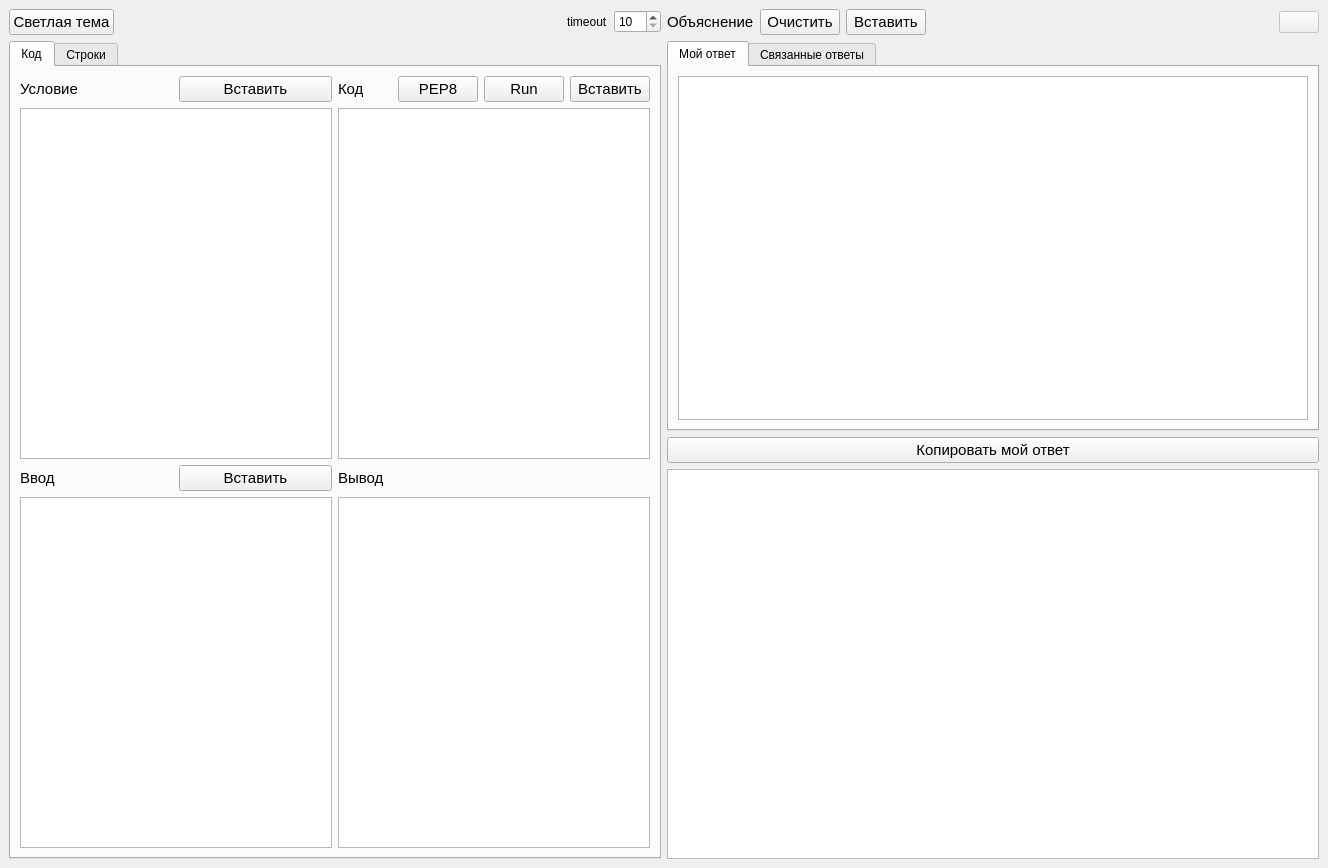
Qt form mainwindow.ui (grigvlwork/pool_feb_2024) before a commit.
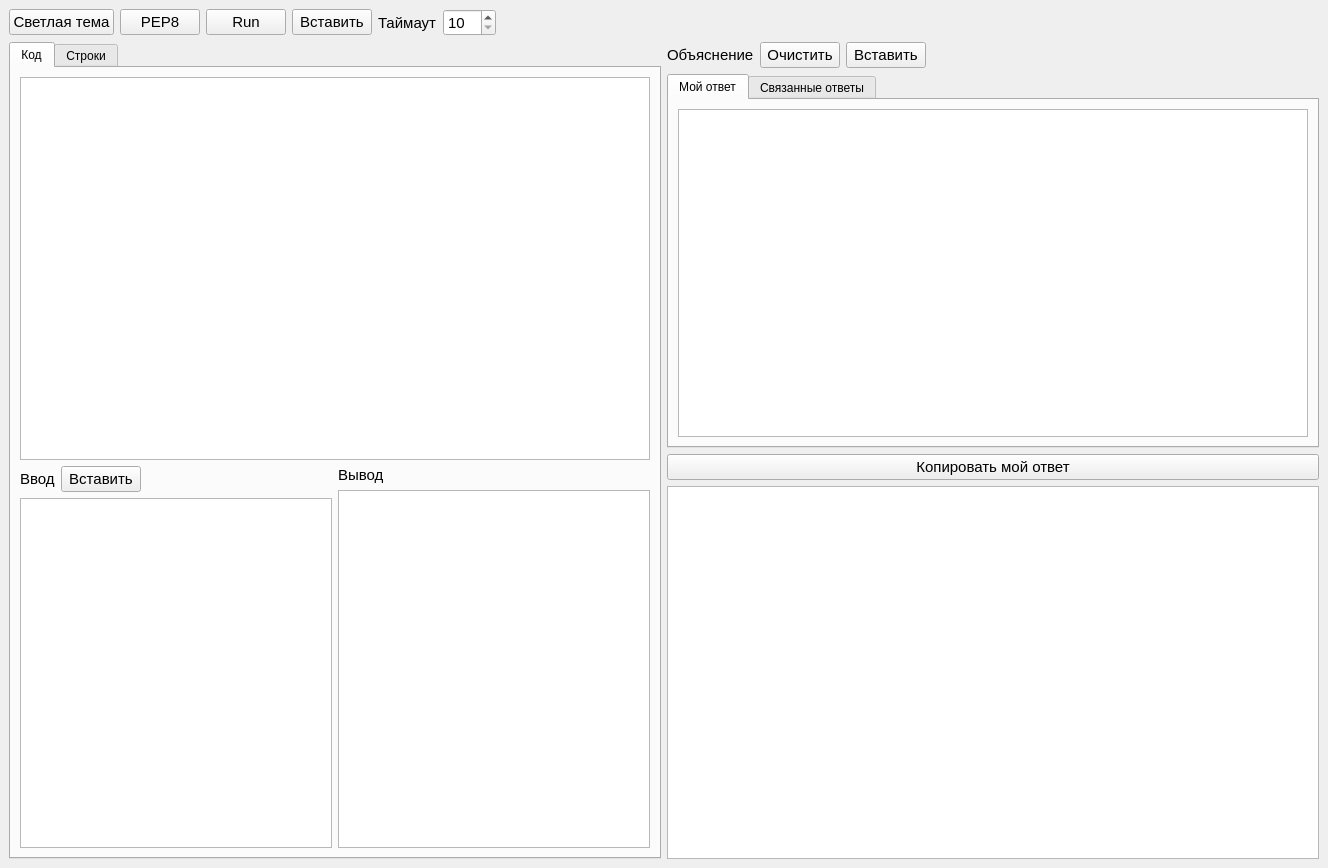
The same form after that commit. Icons and pictures are not drawn.

Commit message: убрал условие задачи из интерфейса

```diff
--- a/mainwindow.ui
+++ b/mainwindow.ui
@@ -14,9 +14,7 @@
    <string>Пул февраль 2024</string>
   </property>
   <widget class="QWidget" name="centralwidget">
-   <layout class="QHBoxLayout" name="horizontalLayout_9">
-    <item>
-     <layout class="QVBoxLayout" name="verticalLayout_2">
+   <layout class="QVBoxLayout" name="verticalLayout_7">
       <item>
        <layout class="QHBoxLayout" name="horizontalLayout">
         <item>
@@ -32,27 +30,60 @@
          </widget>
         </item>
         <item>
-         <spacer name="horizontalSpacer_2">
-          <property name="orientation">
-           <enum>Qt::Horizontal</enum>
-          </property>
-          <property name="sizeHint" stdset="0">
-           <size>
-            <width>40</width>
-            <height>20</height>
-           </size>
-          </property>
-         </spacer>
+       <widget class="QPushButton" name="pep8_btn">
+        <property name="font">
+         <font>
+          <pointsize>11</pointsize>
+         </font>
+        </property>
+        <property name="text">
+         <string>PEP8</string>
+        </property>
+       </widget>
+      </item>
+      <item>
+       <widget class="QPushButton" name="run_btn">
+        <property name="font">
+         <font>
+          <pointsize>11</pointsize>
+         </font>
+        </property>
+        <property name="text">
+         <string>Run</string>
+        </property>
+       </widget>
+      </item>
+      <item>
+       <widget class="QPushButton" name="paste_btn">
+        <property name="font">
+         <font>
+          <pointsize>11</pointsize>
+         </font>
+        </property>
+        <property name="text">
+         <string>Вставить</string>
+        </property>
+       </widget>
         </item>
         <item>
          <widget class="QLabel" name="label_4">
+        <property name="font">
+         <font>
+          <pointsize>11</pointsize>
+         </font>
+        </property>
           <property name="text">
-           <string>timeout</string>
+         <string>Таймаут</string>
           </property>
          </widget>
         </item>
         <item>
          <widget class="QSpinBox" name="timeout_sb">
+        <property name="font">
+         <font>
+          <pointsize>11</pointsize>
+         </font>
+        </property>
           <property name="minimum">
            <number>10</number>
           </property>
@@ -64,8 +95,23 @@
           </property>
          </widget>
         </item>
-       </layout>
-      </item>
+      <item>
+       <spacer name="horizontalSpacer_2">
+        <property name="orientation">
+         <enum>Qt::Horizontal</enum>
+        </property>
+        <property name="sizeHint" stdset="0">
+         <size>
+          <width>40</width>
+          <height>20</height>
+         </size>
+        </property>
+       </spacer>
+      </item>
+     </layout>
+    </item>
+    <item>
+     <layout class="QHBoxLayout" name="horizontalLayout_9">
       <item>
        <widget class="QTabWidget" name="correct_tw">
         <property name="currentIndex">
@@ -77,88 +123,10 @@
          </attribute>
          <layout class="QHBoxLayout" name="horizontalLayout_2">
           <item>
-           <layout class="QGridLayout" name="gridLayout">
-            <item row="0" column="0">
-             <layout class="QHBoxLayout" name="horizontalLayout_6">
+           <layout class="QVBoxLayout" name="verticalLayout_6">
               <item>
-               <widget class="QLabel" name="label_3">
-                <property name="font">
-                 <font>
-                  <pointsize>11</pointsize>
-                 </font>
-                </property>
-                <property name="text">
-                 <string>Условие</string>
-                </property>
-               </widget>
-              </item>
+             <layout class="QVBoxLayout" name="verticalLayout_2">
               <item>
-               <widget class="QPushButton" name="paste_condition_btn">
-                <property name="font">
-                 <font>
-                  <pointsize>11</pointsize>
-                 </font>
-                </property>
-                <property name="text">
-                 <string>Вставить</string>
-                </property>
-               </widget>
-              </item>
-             </layout>
-            </item>
-            <item row="0" column="1">
-             <layout class="QHBoxLayout" name="horizontalLayout_7">
-              <item>
-               <widget class="QLabel" name="label_7">
-                <property name="font">
-                 <font>
-                  <pointsize>11</pointsize>
-                 </font>
-                </property>
-                <property name="text">
-                 <string>Код</string>
-                </property>
-               </widget>
-              </item>
-              <item>
-               <widget class="QPushButton" name="pep8_btn">
-                <property name="font">
-                 <font>
-                  <pointsize>11</pointsize>
-                 </font>
-                </property>
-                <property name="text">
-                 <string>PEP8</string>
-                </property>
-               </widget>
-              </item>
-              <item>
-               <widget class="QPushButton" name="run_btn">
-                <property name="font">
-                 <font>
-                  <pointsize>11</pointsize>
-                 </font>
-                </property>
-                <property name="text">
-                 <string>Run</string>
-                </property>
-               </widget>
-              </item>
-              <item>
-               <widget class="QPushButton" name="paste_btn">
-                <property name="font">
-                 <font>
-                  <pointsize>11</pointsize>
-                 </font>
-                </property>
-                <property name="text">
-                 <string>Вставить</string>
-                </property>
-               </widget>
-              </item>
-             </layout>
-            </item>
-            <item row="1" column="1">
              <widget class="QPlainTextEdit" name="correct_code_pte">
               <property name="maximumSize">
                <size>
@@ -174,7 +142,13 @@
               </property>
              </widget>
             </item>
-            <item row="2" column="0">
+             </layout>
+            </item>
+            <item>
+             <layout class="QHBoxLayout" name="horizontalLayout_6">
+              <item>
+               <layout class="QVBoxLayout" name="verticalLayout_4">
+                <item>
              <layout class="QHBoxLayout" name="horizontalLayout_8">
               <item>
                <widget class="QLabel" name="label_5">
@@ -200,9 +174,36 @@
                 </property>
                </widget>
               </item>
-             </layout>
-            </item>
-            <item row="2" column="1">
+                  <item>
+                   <spacer name="horizontalSpacer_4">
+                    <property name="orientation">
+                     <enum>Qt::Horizontal</enum>
+                    </property>
+                    <property name="sizeHint" stdset="0">
+                     <size>
+                      <width>40</width>
+                      <height>20</height>
+                     </size>
+                    </property>
+                   </spacer>
+                  </item>
+                 </layout>
+                </item>
+                <item>
+                 <widget class="QPlainTextEdit" name="input_pte">
+                  <property name="font">
+                   <font>
+                    <family>Consolas</family>
+                    <pointsize>10</pointsize>
+                   </font>
+                  </property>
+                 </widget>
+                </item>
+               </layout>
+              </item>
+              <item>
+               <layout class="QVBoxLayout" name="verticalLayout_5">
+                <item>
              <widget class="QLabel" name="label_6">
               <property name="font">
                <font>
@@ -214,17 +215,7 @@
               </property>
              </widget>
             </item>
-            <item row="3" column="0">
-             <widget class="QPlainTextEdit" name="input_pte">
-              <property name="font">
-               <font>
-                <family>Consolas</family>
-                <pointsize>10</pointsize>
-               </font>
-              </property>
-             </widget>
-            </item>
-            <item row="3" column="1">
+                <item>
              <widget class="QPlainTextEdit" name="output_pte">
               <property name="font">
                <font>
@@ -234,15 +225,9 @@
               </property>
              </widget>
             </item>
-            <item row="1" column="0">
-             <widget class="QPlainTextEdit" name="condition_pte">
-              <property name="font">
-               <font>
-                <family>Consolas</family>
-                <pointsize>10</pointsize>
-               </font>
-              </property>
-             </widget>
+               </layout>
+              </item>
+             </layout>
             </item>
            </layout>
           </item>
@@ -267,8 +252,6 @@
         </widget>
        </widget>
       </item>
-     </layout>
-    </item>
     <item>
      <layout class="QVBoxLayout" name="verticalLayout_3">
       <item>
@@ -322,26 +305,6 @@
           </property>
          </spacer>
         </item>
-        <item>
-         <widget class="QPushButton" name="save_btn">
-          <property name="enabled">
-           <bool>false</bool>
-          </property>
-          <property name="text">
-           <string/>
-          </property>
-          <property name="icon">
-           <iconset>
-            <normaloff>images/save.png</normaloff>images/save.png</iconset>
-          </property>
-          <property name="iconSize">
-           <size>
-            <width>24</width>
-            <height>24</height>
-           </size>
-          </property>
-         </widget>
-        </item>
        </layout>
       </item>
       <item>
@@ -445,6 +408,8 @@
          </font>
         </property>
        </widget>
+        </item>
+       </layout>
       </item>
      </layout>
     </item>
```
Lines whose indentation alone changed are shown as unchanged. The commit also changes 2 other files.
